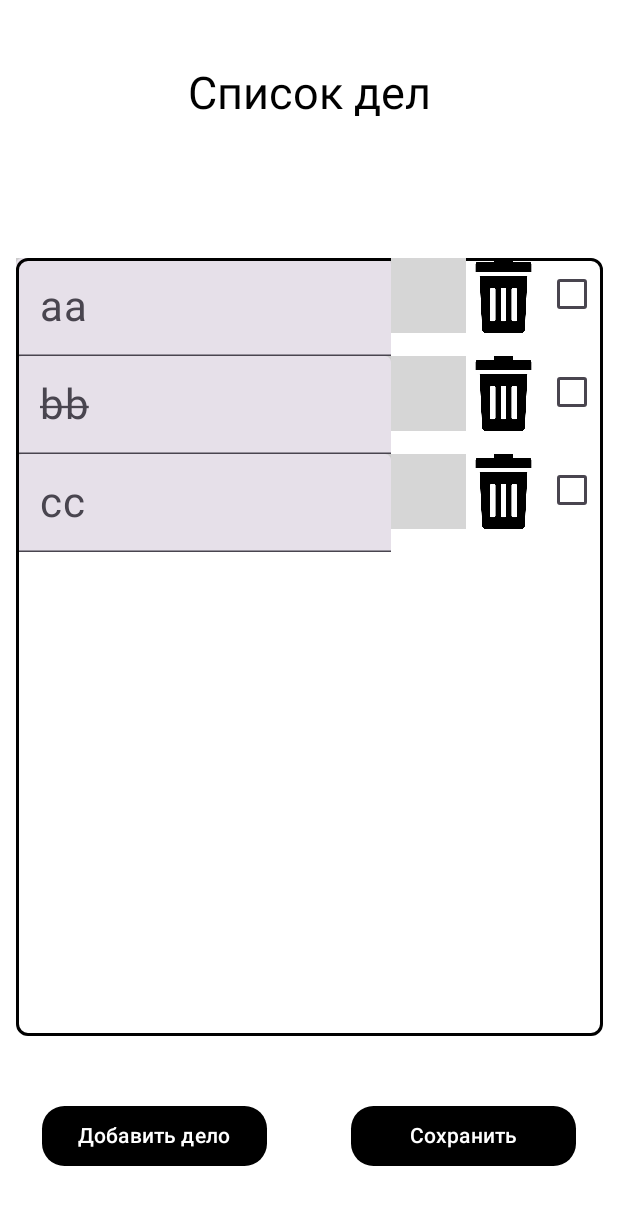
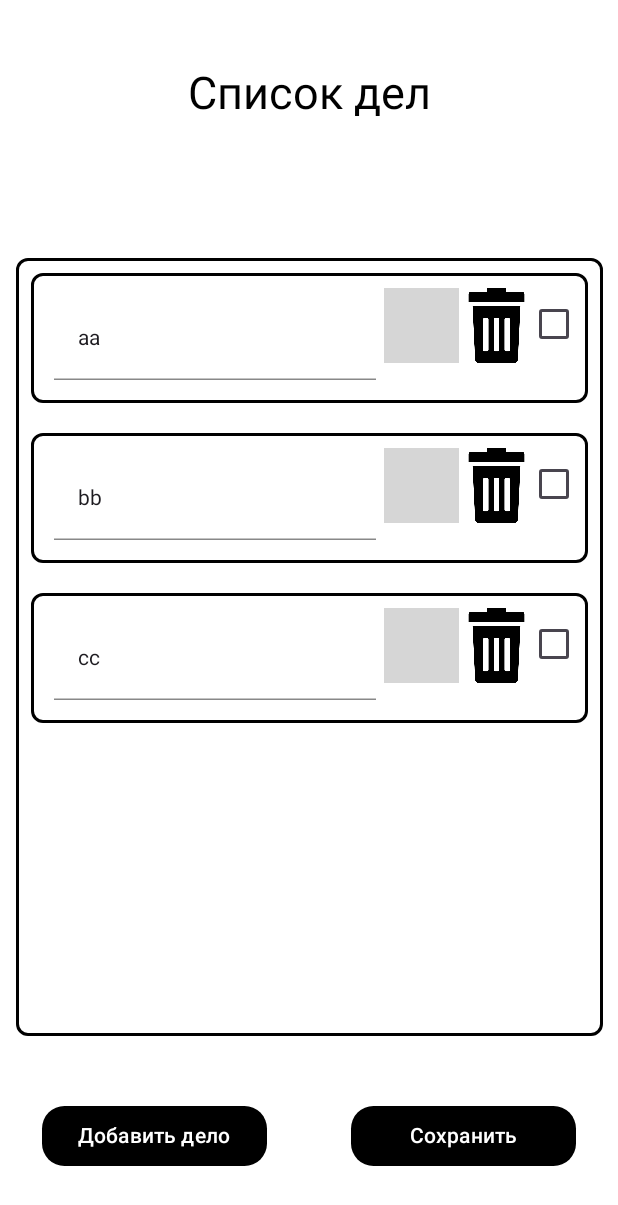
Before and after one commit to AlexZ04/ToDOList-Mobile, an Android app built with Jetpack Compose: the screen it shows after launch (MainActivity), on a phone screen of 412 x 824 dp. Shown: the top 1205 px of the screen. Run offline under Robolectric (Android 15) with nearby library versions, the phone set to English and light mode, and no system bars; grey boxes are pictures that could not be loaded.

Commit message:
change style

```diff
--- a/app/src/main/java/com/example/todolist_mobile2/MainActivity.kt
+++ b/app/src/main/java/com/example/todolist_mobile2/MainActivity.kt
@@ -16,18 +16,23 @@ import androidx.compose.foundation.layout.fillMaxHeight
 import androidx.compose.foundation.layout.fillMaxSize
 import androidx.compose.foundation.layout.fillMaxWidth
 import androidx.compose.foundation.layout.height
+import androidx.compose.foundation.layout.padding
 import androidx.compose.foundation.layout.size
 import androidx.compose.foundation.layout.width
 import androidx.compose.foundation.rememberScrollState
 import androidx.compose.foundation.shape.RoundedCornerShape
+import androidx.compose.foundation.text.KeyboardOptions
 import androidx.compose.foundation.verticalScroll
 import androidx.compose.material3.Button
 import androidx.compose.material3.ButtonDefaults
 import androidx.compose.material3.Checkbox
+import androidx.compose.material3.CheckboxDefaults
+import androidx.compose.material3.OutlinedTextFieldDefaults
 import androidx.compose.material3.Text
 import androidx.compose.material3.TextField
 import androidx.compose.runtime.Composable
 import androidx.compose.runtime.getValue
+import androidx.compose.runtime.key
 import androidx.compose.runtime.mutableStateListOf
 import androidx.compose.runtime.mutableStateOf
 import androidx.compose.runtime.remember
@@ -35,8 +40,13 @@ import androidx.compose.runtime.setValue
 import androidx.compose.ui.Alignment
 import androidx.compose.ui.Modifier
 import androidx.compose.ui.graphics.Color
+import androidx.compose.ui.graphics.Color.Companion.Black
+import androidx.compose.ui.graphics.Color.Companion.Gray
+import androidx.compose.ui.graphics.Color.Companion.LightGray
+import androidx.compose.ui.graphics.Color.Companion.White
 import androidx.compose.ui.platform.LocalContext
 import androidx.compose.ui.res.painterResource
+import androidx.compose.ui.text.input.ImeAction
 import androidx.compose.ui.text.style.TextDecoration
 import androidx.compose.ui.unit.dp
 import androidx.compose.ui.unit.sp
@@ -96,7 +106,7 @@ fun Screen() {
         ) {
 
             for (i in 0 until tasks.size) {
-                CreateTask(tasks[i])
+                CreateTask(tasks[i], i)
             }
 
         }
@@ -110,7 +120,7 @@ fun Screen() {
         ) {
 
             Button(
-                onClick = { tasks.add(Triple("added task", false, false)) },
+                onClick = { tasks.add(Triple("Текст дела", false, false)) },
                 shape = RoundedCornerShape(15.dp),
                 colors = ButtonDefaults.buttonColors(
                     containerColor = Color.Black
@@ -148,37 +158,52 @@ fun save(context: Context) {
 }
 
 @Composable
-fun CreateTask(task: Triple<String, Boolean, Boolean>) {
+fun CreateTask(task: Triple<String, Boolean, Boolean>, index: Int = 0) {
     var checked by remember { mutableStateOf(false) }
-    var text by remember { mutableStateOf("") }
+    var text by remember { mutableStateOf(task.first) }
 
-    Row {
+    Row(modifier = Modifier.padding(10.dp)
+        .border(
+            width = 2.dp,
+            color = Black,
+            shape = RoundedCornerShape(8.dp)
+        ).padding(10.dp)) {
 
         if (task.second) {
 
             if (!task.third) {
                 TextField(
-                    modifier = Modifier.background(color=Color.LightGray).width(250.dp),
+                    modifier = Modifier
+                        .background(color = White)
+                        .width(225.dp)
+                        .padding(5.dp),
                     value = text,
                     onValueChange = { text = it },
-                    label = { Text(
-                        text = task.first,
-                        textDecoration = TextDecoration.LineThrough,
-                        fontSize = 28.sp
-                    )},
+                    keyboardOptions = KeyboardOptions.Default.copy(
+                        imeAction = ImeAction.Done
+                    ),
+                    colors = OutlinedTextFieldDefaults.colors(unfocusedContainerColor = White,
+                        focusedContainerColor = LightGray,
+                        unfocusedBorderColor = Gray, focusedBorderColor = Black),
+                    singleLine = true,
                     readOnly = true
                 )
             }
             else {
                 TextField(
-                    modifier = Modifier.background(color=Color.LightGray).width(250.dp),
+                    modifier = Modifier
+                        .background(color = Color.White)
+                        .width(225.dp)
+                        .padding(5.dp),
                     value = text,
                     onValueChange = { text = it },
-                    label = { Text(
-                        text = task.first,
-                        textDecoration = TextDecoration.LineThrough,
-                        fontSize = 28.sp
-                    )},
+                    keyboardOptions = KeyboardOptions.Default.copy(
+                        imeAction = ImeAction.Done
+                    ),
+                    colors = OutlinedTextFieldDefaults.colors(unfocusedContainerColor = White,
+                        focusedContainerColor = LightGray,
+                        unfocusedBorderColor = Gray, focusedBorderColor = Black),
+                    singleLine = true,
                 )
             }
 
@@ -186,41 +211,60 @@ fun CreateTask(task: Triple<String, Boolean, Boolean>) {
         else {
             if (!task.third) {
                 TextField(
-                    modifier = Modifier.background(color=Color.LightGray).width(250.dp),
+                    modifier = Modifier
+                        .background(color = White)
+                        .width(225.dp)
+                        .padding(5.dp),
                     value = text,
                     onValueChange = { text = it },
-                    label = { Text(
-                        text = task.first,
-                        fontSize = 28.sp
-                    ) },
+                    keyboardOptions = KeyboardOptions.Default.copy(
+                        imeAction = ImeAction.Done
+                    ),
+                    colors = OutlinedTextFieldDefaults.colors(unfocusedContainerColor = White,
+                        focusedContainerColor = LightGray,
+                        unfocusedBorderColor = Gray, focusedBorderColor = Black),
+                    singleLine = true,
                     readOnly = true
                 )
             }
             else {
                 TextField(
-                    modifier = Modifier.background(color=Color.LightGray).width(250.dp),
+                    modifier = Modifier
+                        .background(color = White)
+                        .width(225.dp)
+                        .padding(5.dp),
                     value = text,
                     onValueChange = { text = it },
-                    label = { Text(
-                        text = task.first,
-                        fontSize = 28.sp
-                    ) },
+                    keyboardOptions = KeyboardOptions.Default.copy(
+                        imeAction = ImeAction.Done
+                    ),
+                    colors = OutlinedTextFieldDefaults.colors(unfocusedContainerColor = White,
+                        focusedContainerColor = LightGray,
+                        unfocusedBorderColor = Gray, focusedBorderColor = Black),
+                    singleLine = true,
                 )
             }
 
         }
 
-        Image(modifier = Modifier.clickable {  }.size(50.dp),
+
+        Image(modifier = Modifier
+            .clickable { }
+            .size(50.dp),
             painter = painterResource(id = R.drawable.edit),
             contentDescription = "Button Image")
 
-        Image(modifier = Modifier.clickable {  }.size(50.dp),
+        Image(modifier = Modifier
+            .clickable { }
+            .size(50.dp),
             painter = painterResource(id = R.drawable.delete),
             contentDescription = "Button Image")
 
         Checkbox(
             checked = checked,
-            onCheckedChange = { checked = it }
+            onCheckedChange = { checked = it },
+            colors = CheckboxDefaults.colors(checkmarkColor = White,
+                checkedColor = Black)
         )
 
     }
```
